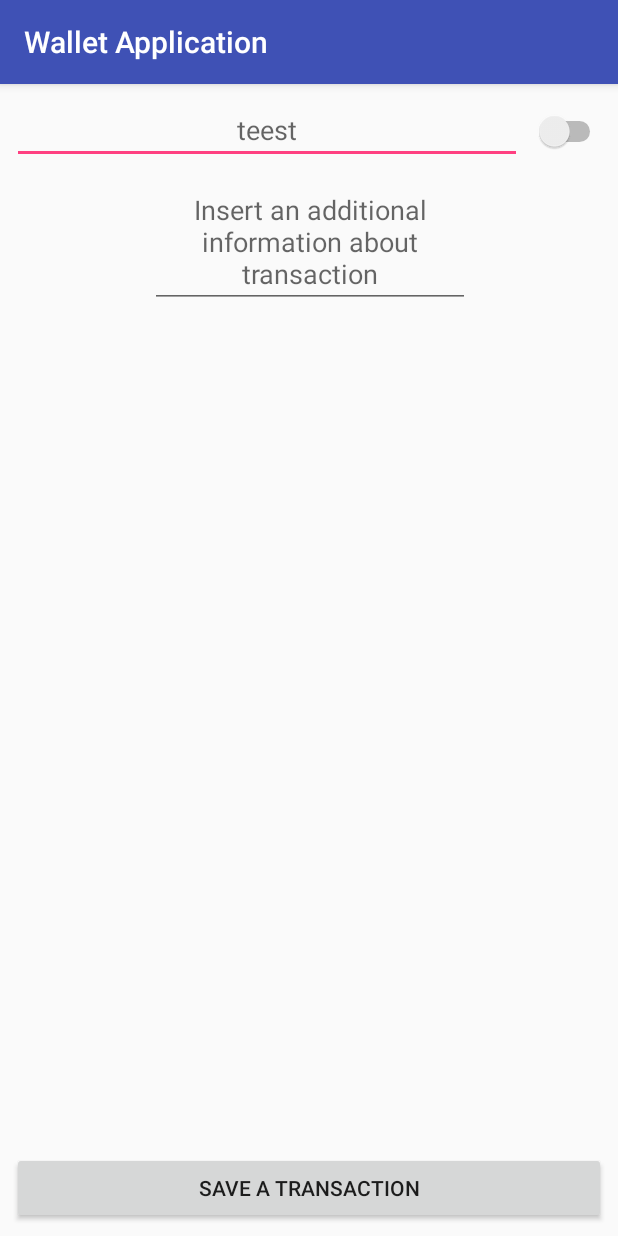
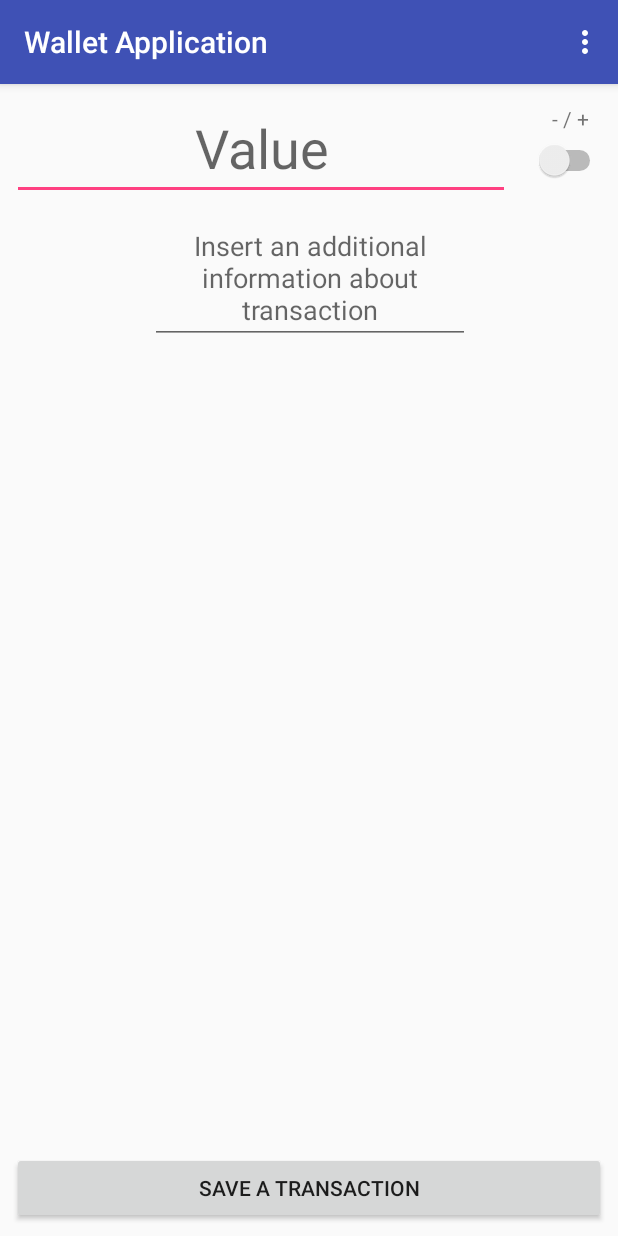
Before and after one commit to Steelith/WalletApplication, an Android app: the TransactionActivity screen opened directly, with no data from a screen before it, on a phone screen of 412 x 824 dp. Run offline under Robolectric (Android 15) with nearby library versions, the phone set to English and light mode, and no system bars.

Commit message:
Addlogic to remove/add money

```diff
--- a/app/src/main/res/layout/activity_transaction.xml
+++ b/app/src/main/res/layout/activity_transaction.xml
@@ -11,26 +11,27 @@
         android:layout_width="wrap_content"
         android:layout_height="wrap_content"
         android:layout_marginEnd="8dp"
-        android:layout_marginRight="8dp"
+        android:layout_marginRight="16dp"
         android:layout_marginStart="8dp"
         android:textOff="@string/value_minus"
         android:textOn="@string/value_plus"
         app:layout_constraintBaseline_toBaselineOf="@+id/ValueAmountId"
-        app:layout_constraintRight_toRightOf="parent"
-        tools:text="@string/value_plus" />
+        app:layout_constraintRight_toRightOf="parent" />
 
     <EditText
         android:id="@+id/ValueAmountId"
         android:layout_width="0dp"
         android:layout_height="wrap_content"
         android:layout_marginLeft="8dp"
-        android:layout_marginRight="8dp"
         android:layout_marginStart="8dp"
+        android:layout_marginRight="16dp"
+        android:layout_marginEnd="16dp"
         android:layout_marginTop="8dp"
         android:ems="10"
         android:gravity="center"
-        android:hint="teest"
+        android:hint="Value"
         android:inputType="numberDecimal"
+        android:textSize="36sp"
         app:layout_constraintHorizontal_bias="0.0"
         app:layout_constraintLeft_toLeftOf="parent"
         app:layout_constraintRight_toLeftOf="@+id/PlusMinusSwitchId"
@@ -66,4 +67,18 @@
         app:layout_constraintBottom_toBottomOf="parent"
         app:layout_constraintLeft_toLeftOf="parent"
         app:layout_constraintRight_toRightOf="parent" />
+
+    <TextView
+        android:id="@+id/textView"
+        android:layout_width="wrap_content"
+        android:layout_height="wrap_content"
+        android:layout_marginBottom="0dp"
+        android:layout_marginLeft="0dp"
+        android:layout_marginTop="8dp"
+        android:text="- / +"
+        app:layout_constraintBottom_toTopOf="@+id/PlusMinusSwitchId"
+        app:layout_constraintLeft_toLeftOf="@+id/PlusMinusSwitchId"
+        app:layout_constraintTop_toTopOf="parent"
+        android:layout_marginRight="0dp"
+        app:layout_constraintRight_toRightOf="@+id/PlusMinusSwitchId" />
 </android.support.constraint.ConstraintLayout>
--- a/app/src/main/res/layout/content_main.xml
+++ b/app/src/main/res/layout/content_main.xml
@@ -18,8 +18,9 @@
         android:layout_marginStart="16dp"
         android:layout_marginTop="16dp"
         android:gravity="center"
-        android:text="£ 0"
+        android:text="0"
         android:textSize="36sp"
+        android:visibility="visible"
         app:layout_constraintHorizontal_bias="0.0"
         app:layout_constraintLeft_toLeftOf="parent"
         app:layout_constraintRight_toRightOf="parent"
```
Also changed, not shown: app/src/main/java/com/kisielarobert/walletapplication/MainActivity.java (+24 -8 lines), app/src/main/java/com/kisielarobert/walletapplication/TransactionActivity.java (+37 -6 lines).
